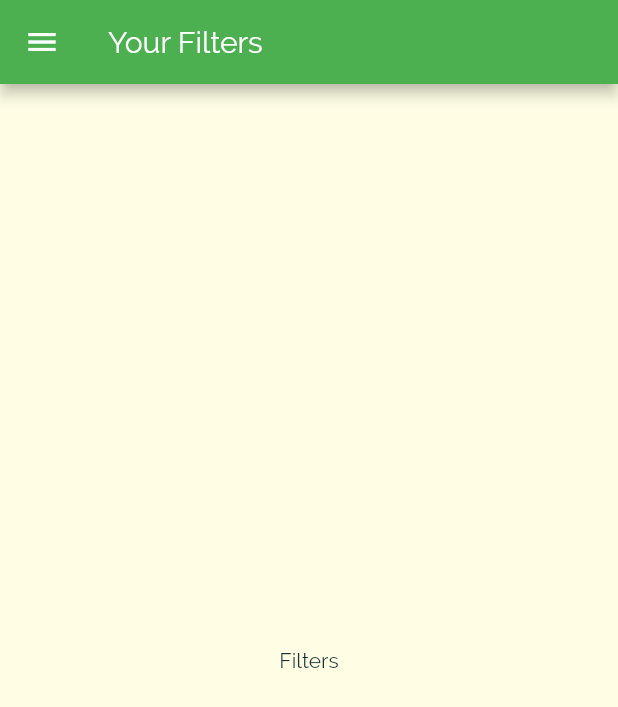
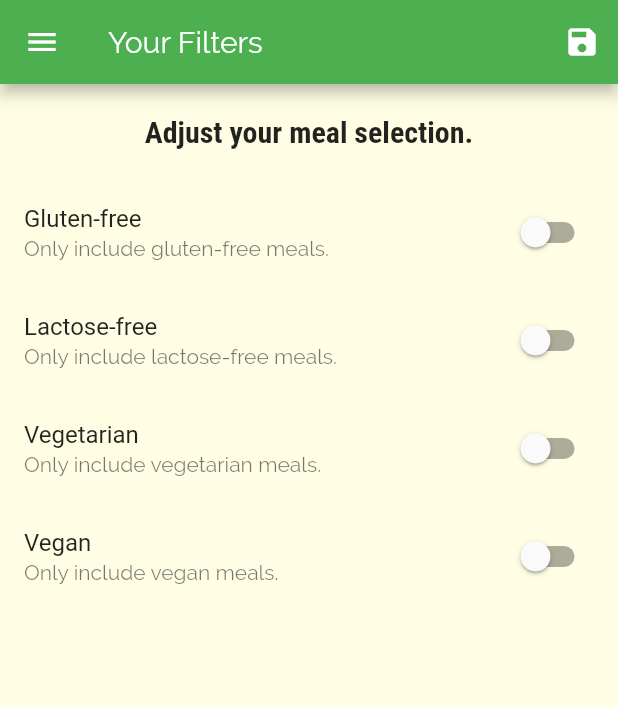
Before and after one commit to sherzod-ortiq/meals, a Flutter app: the FiltersScreen screen opened by its route, on a phone screen of 412 x 824 dp. Shown: the top 707 px of the screen. Run offline on Flutter 3.47's test engine with Material 2 defaults, Android fonts, the phone set to English and light mode, and no system bars.

Commit message:
Implementing filters

```diff
--- a/lib/main.dart
+++ b/lib/main.dart
@@ -1,5 +1,7 @@
 import 'package:flutter/material.dart';
 
+import './models/meal.dart';
+import './dummy_data.dart';
 import './screens/category_meals_screen.dart';
 import './screens/categories_screen.dart';
 import './screens/meal_detail_screen.dart';
@@ -10,7 +12,43 @@ void main() {
   runApp(MyApp());
 }
 
-class MyApp extends StatelessWidget {
+class MyApp extends StatefulWidget {
+  @override
+  _MyAppState createState() => _MyAppState();
+}
+
+class _MyAppState extends State<MyApp> {
+  Map<String, bool> _filters = {
+    'gluten': false,
+    'lactose': false,
+    'vegan': false,
+    'vegetarian': false,
+  };
+
+  List<Meal> _availableMeals = DUMMY_MEALS;
+
+  void _setFilters(Map<String, bool> filterData) {
+    setState(() {
+      _filters = filterData;
+
+      _availableMeals = DUMMY_MEALS.where((meal) {
+        if (_filters['gluten'] && !meal.isGlutenFree) {
+          return false;
+        }
+        if (_filters['lactose'] && !meal.isLactoseFree) {
+          return false;
+        }
+        if (_filters['vegan'] && !meal.isVegan) {
+          return false;
+        }
+        if (_filters['vegetarian'] && !meal.isVegetarian) {
+          return false;
+        }
+        return true;
+      }).toList();
+    });
+  }
+
   @override
   Widget build(BuildContext context) {
     return MaterialApp(
@@ -37,9 +75,11 @@ class MyApp extends StatelessWidget {
         initialRoute: '/',
         routes: {
           '/': (context) => TabsScreen(),
-          CategoryMealsScreen.routeName: (context) => CategoryMealsScreen(),
+          CategoryMealsScreen.routeName: (context) =>
+              CategoryMealsScreen(_availableMeals),
           MealDetailScreen.routeName: (context) => MealDetailScreen(),
-          FiltersScreen.routeName: (ciontext) => FiltersScreen(),
+          FiltersScreen.routeName: (ciontext) =>
+              FiltersScreen(_setFilters, _filters),
         },
         onUnknownRoute: (settings) {
           return MaterialPageRoute(
--- a/lib/screens/category_meals_screen.dart
+++ b/lib/screens/category_meals_screen.dart
@@ -2,10 +2,12 @@ import 'package:flutter/material.dart';
 
 import '../widgets/meal_item.dart';
 import '../models/meal.dart';
-import '../dummy_data.dart';
 
 class CategoryMealsScreen extends StatefulWidget {
   static const routeName = '/category-meals';
+  final List<Meal> availableMeals;
+
+  CategoryMealsScreen(this.availableMeals);
 
   @override
   _CategoryMealsScreenState createState() => _CategoryMealsScreenState();
@@ -28,7 +30,7 @@ class _CategoryMealsScreenState extends State<CategoryMealsScreen> {
           ModalRoute.of(context).settings.arguments as Map<String, String>;
       categoryTitle = routeArgs['title'];
       final categoryId = routeArgs['id'];
-      displayedMeals = DUMMY_MEALS.where((meal) {
+      displayedMeals = widget.availableMeals.where((meal) {
         return meal.categories.contains(categoryId);
       }).toList();
       _loadedInitData = true;
--- a/lib/screens/filters_screen.dart
+++ b/lib/screens/filters_screen.dart
@@ -2,18 +2,125 @@ import 'package:flutter/material.dart';
 
 import '../widgets/main_drawer.dart';
 
-class FiltersScreen extends StatelessWidget {
+class FiltersScreen extends StatefulWidget {
   static const routeName = '/filters';
+  final Function saveFilters;
+  final Map<String, bool> currentFilters;
+
+  FiltersScreen(this.saveFilters, this.currentFilters);
+
+  @override
+  _FiltersScreenState createState() => _FiltersScreenState();
+}
+
+class _FiltersScreenState extends State<FiltersScreen> {
+  var _glutenFree = false;
+  var _vegetarian = false;
+  var _vegan = false;
+  var _lactoseFree = false;
+
+  @override
+  initState() {
+    super.initState();
+    _glutenFree = widget.currentFilters['gluten'];
+    _vegetarian = widget.currentFilters['vegetarian'];
+    _vegan = widget.currentFilters['vegan'];
+    _lactoseFree = widget.currentFilters['lactose'];
+  }
+
+  Widget _buildSwitchListTile(
+    String title,
+    String description,
+    bool currentValue,
+    Function updateValue,
+  ) {
+    return SwitchListTile(
+      title: Text(title),
+      value: currentValue,
+      subtitle: Text(
+        description,
+      ),
+      onChanged: updateValue,
+    );
+  }
 
   @override
   Widget build(BuildContext context) {
     return Scaffold(
       appBar: AppBar(
         title: Text('Your Filters'),
+        actions: <Widget>[
+          IconButton(
+            icon: Icon(Icons.save),
+            onPressed: () {
+              final selectedFilters = {
+                'gluten': _glutenFree,
+                'lactose': _lactoseFree,
+                'vegan': _vegan,
+                'vegetarian': _vegetarian,
+              };
+              widget.saveFilters(selectedFilters);
+            },
+          ),
+        ],
       ),
       drawer: MainDrawer(),
-      body: Center(
-        child: Text('Filters'),
+      body: Column(
+        children: <Widget>[
+          Container(
+            padding: EdgeInsets.all(20),
+            child: Text(
+              'Adjust your meal selection.',
+              style: Theme.of(context).textTheme.title,
+            ),
+          ),
+          Expanded(
+            child: ListView(
+              children: <Widget>[
+                _buildSwitchListTile(
+                  'Gluten-free',
+                  'Only include gluten-free meals.',
+                  _glutenFree,
+                  (newValue) {
+                    setState(() {
+                      _glutenFree = newValue;
+                    });
+                  },
+                ),
+                _buildSwitchListTile(
+                  'Lactose-free',
+                  'Only include lactose-free meals.',
+                  _lactoseFree,
+                  (newValue) {
+                    setState(() {
+                      _lactoseFree = newValue;
+                    });
+                  },
+                ),
+                _buildSwitchListTile(
+                  'Vegetarian',
+                  'Only include vegetarian meals.',
+                  _vegetarian,
+                  (newValue) {
+                    setState(() {
+                      _vegetarian = newValue;
+                    });
+                  },
+                ),
+                _buildSwitchListTile(
+                  'Vegan',
+                  'Only include vegan meals.',
+                  _vegan,
+                  (newValue) {
+                    setState(() {
+                      _vegan = newValue;
+                    });
+                  },
+                ),
+              ],
+            ),
+          ),
+        ],
       ),
     );
   }
```
